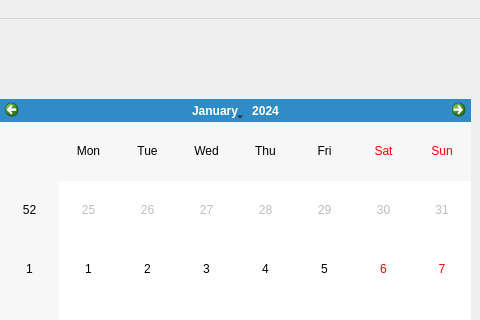
Qt form mainwindow.ui (TommasoBotarelli/MyD14ry) before a commit; both pictures show x 320 to 800 and y 0 to 320 of the 800 by 600 pixel window.
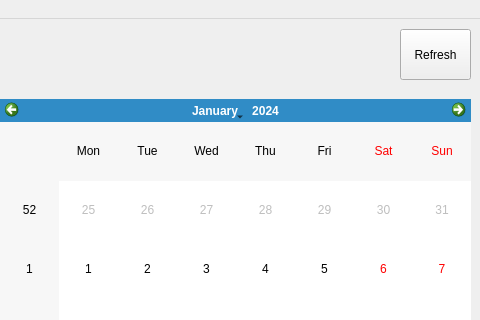
The same form after that commit. The open tabs and pages were chosen to show the change.

Diff of the .ui file:
```diff
--- a/mainwindow.ui
+++ b/mainwindow.ui
@@ -85,6 +85,19 @@
      </rect>
     </property>
    </widget>
+   <widget class="QPushButton" name="RefreshButton">
+    <property name="geometry">
+     <rect>
+      <x>720</x>
+      <y>10</y>
+      <width>71</width>
+      <height>51</height>
+     </rect>
+    </property>
+    <property name="text">
+     <string>Refresh</string>
+    </property>
+   </widget>
   </widget>
   <widget class="QMenuBar" name="menubar">
    <property name="geometry">
```
Left out of the diff: 2 changed lines with no effect on the pictures.
